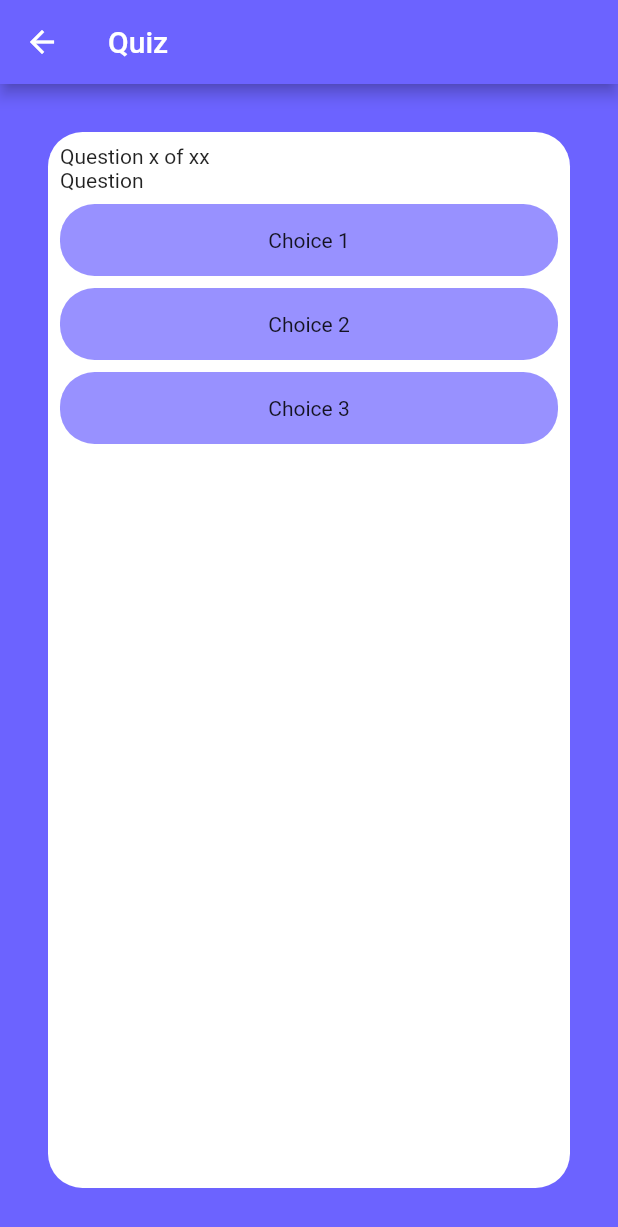
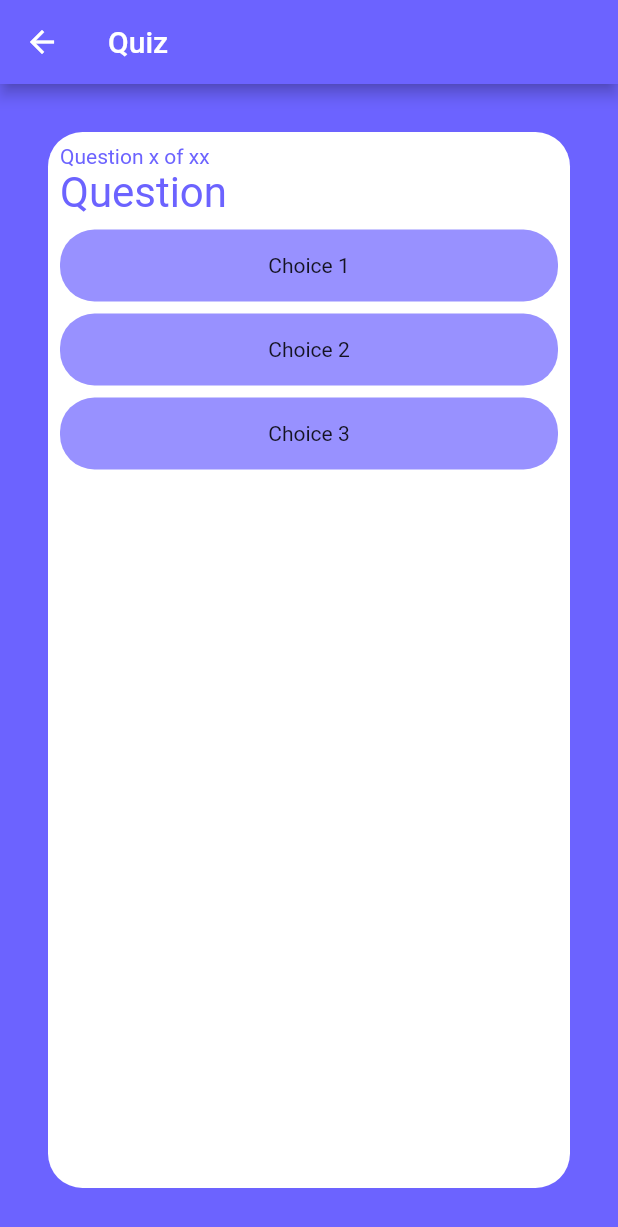
Before and after one commit to Anyastasia/lms_app, a Flutter app: the QuizQuestions screen opened directly, on a phone screen of 412 x 824 dp. Shown: the top 1227 px of the screen. Run offline on Flutter 3.47's test engine with Material 2 defaults, Android fonts, the phone set to English and light mode, and no system bars.

Commit message:
changed font color for questions

```diff
--- a/lib/quiz/question_card.dart
+++ b/lib/quiz/question_card.dart
@@ -7,6 +7,7 @@ class QuestionCard extends StatelessWidget {
   const QuestionCard(
       {super.key, required this.backgroundColor, required this.borderRadius});
 
+  static const Color fontColor = Color.fromARGB(255, 108, 99, 255);
   @override
   Widget build(BuildContext context) {
     return Container(
@@ -18,9 +19,12 @@ class QuestionCard extends StatelessWidget {
         children: [
           const Text(
             'Question x of xx',
+            style: TextStyle(color: fontColor),
           ),
           const Text(
             'Question',
+            textScaleFactor: 2,
+            style: TextStyle(color: fontColor),
           ),
           Column(
             children: const [
```
